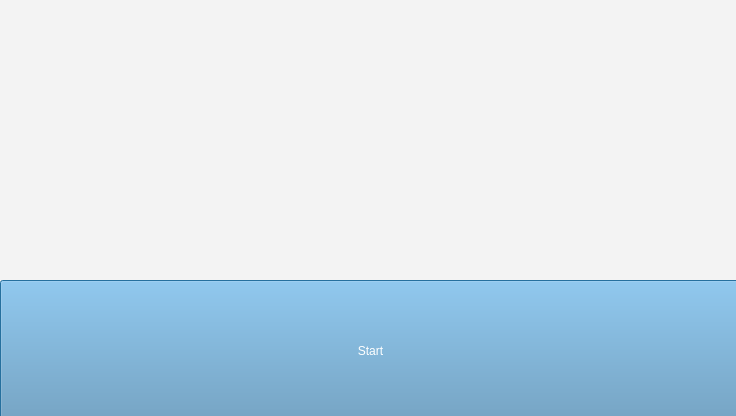
Before: the Qt Designer form ui/the.ui in yussefsoudan/sdp-ian, drawn with Qt 5.
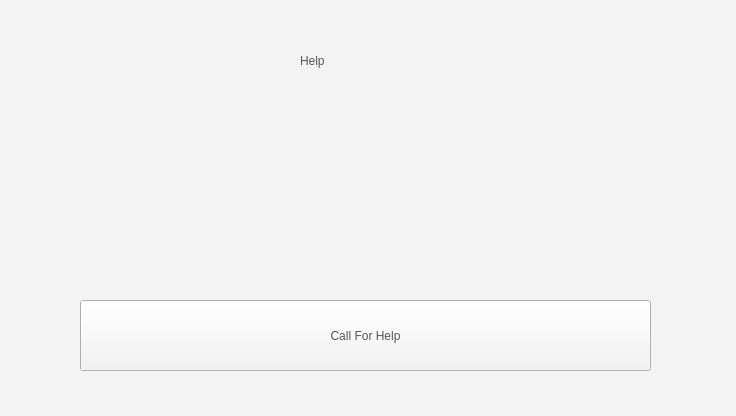
After: the same form once the commit is applied. Icons and pictures are not drawn.

Commit message: back button

What changed in the file:
```diff
--- a/ui/the.ui
+++ b/ui/the.ui
@@ -59,7 +59,7 @@
    <enum>QFrame::Plain</enum>
   </property>
   <property name="currentIndex">
-   <number>0</number>
+   <number>9</number>
   </property>
   <property name="toolTipDuration" stdset="0">
    <number>3</number>
@@ -116,8 +116,8 @@
    <widget class="QLabel" name="ian_icon">
     <property name="geometry">
      <rect>
-      <x>260</x>
-      <y>40</y>
+      <x>240</x>
+      <y>30</y>
       <width>245</width>
       <height>200</height>
      </rect>
@@ -1383,6 +1383,38 @@
     </property>
    </widget>
   </widget>
+  <widget class="QWidget" name="HELP">
+   <widget class="QLabel" name="label_2">
+    <property name="geometry">
+     <rect>
+      <x>300</x>
+      <y>20</y>
+      <width>121</width>
+      <height>81</height>
+     </rect>
+    </property>
+    <property name="styleSheet">
+     <string notr="true">font: 20 40pt &quot;montserrat&quot;;
+color: rgb(85, 87, 83);</string>
+    </property>
+    <property name="text">
+     <string>Help</string>
+    </property>
+   </widget>
+   <widget class="QPushButton" name="pushButton">
+    <property name="geometry">
+     <rect>
+      <x>80</x>
+      <y>300</y>
+      <width>571</width>
+      <height>71</height>
+     </rect>
+    </property>
+    <property name="text">
+     <string>Call For Help</string>
+    </property>
+   </widget>
+  </widget>
  </widget>
  <resources/>
  <connections/>
```
Left out of the diff: 63 changed lines with no effect on the pictures.
